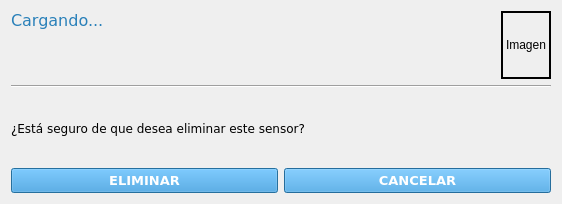
Qt form eliminar_sensor.ui (RiaJ16/H-Tech_SIG) before a commit.
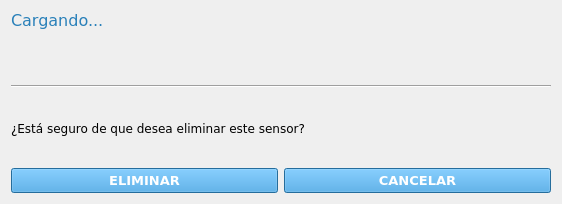
The same form after that commit. Icons and pictures are not drawn.

What changed in the file:
```diff
--- a/eliminar_sensor.ui
+++ b/eliminar_sensor.ui
@@ -87,21 +87,23 @@
       </layout>
      </item>
      <item>
-      <widget class="QLabel" name="labelFoto">
+      <widget class="QPushButton" name="botonFoto">
        <property name="sizePolicy">
         <sizepolicy hsizetype="Fixed" vsizetype="Preferred">
          <horstretch>0</horstretch>
          <verstretch>0</verstretch>
         </sizepolicy>
        </property>
-       <property name="frameShape">
-        <enum>QFrame::WinPanel</enum>
-       </property>
-       <property name="frameShadow">
-        <enum>QFrame::Plain</enum>
+       <property name="styleSheet">
+        <string notr="true">color: black;
+background-color: transparent;
+border: 1px, solid;</string>
        </property>
        <property name="text">
-        <string>Imagen</string>
+        <string/>
+       </property>
+       <property name="flat">
+        <bool>true</bool>
        </property>
       </widget>
      </item>
```
